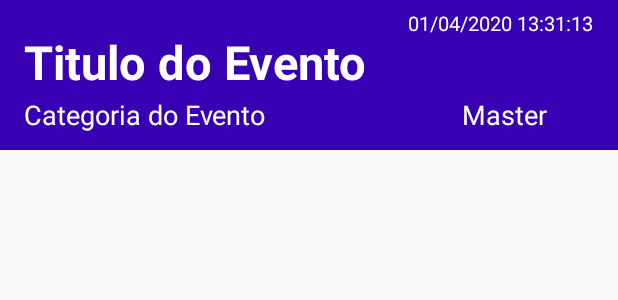
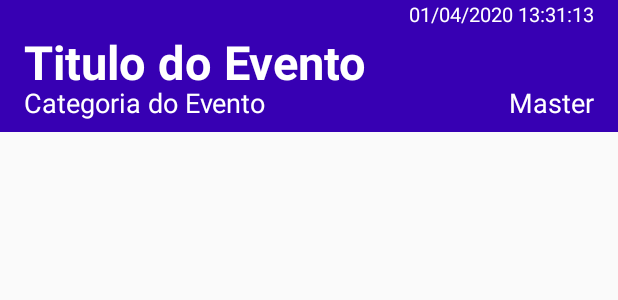
Before and after one commit to AndreValvassori/Segnum2020, an Android app: the layout recyclerview_events.xml on its own in the app's theme, with its tools: preview values and no code run, on a phone screen of 412 x 824 dp. Shown: the top 300 px of the screen. Run offline under Robolectric (Android 15) with nearby library versions, the phone set to English and light mode, and no system bars.

Commit message:
Listar Funcionando

```diff
--- a/app/src/main/AndroidManifest.xml
+++ b/app/src/main/AndroidManifest.xml
@@ -18,7 +18,8 @@
         android:supportsRtl="true"
         android:theme="@style/AppTheme"
         android:usesCleartextTraffic="true">
-        <activity android:name=".Controller.EventsActivity"></activity>
+        <activity android:name=".Controller.MainActivity"></activity>
+        <activity android:name=".Controller.EventsActivity" />
         <activity android:name=".Controller.PerfilActivity" />
         <activity android:name=".Controller.Main2Activity" />
         <!--
--- a/app/src/main/java/com/andrevalvassori/segnum2020/Controller/Main2Activity.java
+++ b/app/src/main/java/com/andrevalvassori/segnum2020/Controller/Main2Activity.java
@@ -49,6 +49,8 @@ public class Main2Activity extends AppCompatActivity implements OnMapReadyCallba
         mapFragment.getMapAsync(this);
 
         DataStore.sharedInstance().setContext(this);
+
+        btnAlertas = findViewById(R.id.btn_main_Alertas);
 
         btnAlertas.setOnClickListener(new View.OnClickListener() {
             @Override
--- a/app/src/main/java/com/andrevalvassori/segnum2020/Singleton/DataStore.java
+++ b/app/src/main/java/com/andrevalvassori/segnum2020/Singleton/DataStore.java
@@ -29,8 +29,8 @@ public class DataStore {
 
     public Boolean eventChange = true;
     public Boolean myEventChange = true;
-    public List<EventDTO> currentEvents = new ArrayList<>();
-    public List<EventDTO> currentMyEvents = new ArrayList<>();
+    public List<EventDTO> currentEvents;
+    public List<EventDTO> currentMyEvents;
     public List<EventType> eventTypes = null;
     protected DataStore(){}
 
--- a/app/src/main/res/layout/activity_events.xml
+++ b/app/src/main/res/layout/activity_events.xml
@@ -7,7 +7,7 @@
     android:orientation="vertical"
     android:background="@color/colorPrimary">
 
-    <android.support.v7.widget.RecyclerView
+    <androidx.recyclerview.widget.RecyclerView
         android:id="@+id/listEvents"
         android:layout_width="match_parent"
         android:layout_height="0dp"
--- a/app/src/main/res/layout/recyclerview_events.xml
+++ b/app/src/main/res/layout/recyclerview_events.xml
@@ -7,25 +7,24 @@
     android:layout_height="match_parent"
     android:background="@color/colorPrimaryDark"
     android:layout_marginBottom="1dp"
-    android:maxHeight="100dp">
+    android:paddingRight="16dp"
+    android:paddingLeft="16dp"
+    android:maxHeight="88dp">
 
     <TextView
         android:id="@+id/txtCreatedAt"
         android:layout_width="wrap_content"
         android:layout_height="wrap_content"
-        android:layout_marginStart="272dp"
-        android:layout_marginTop="6dp"
         android:text="01/04/2020 13:31:13"
         android:textColor="#FFF"
         android:textSize="6pt"
-        app:layout_constraintStart_toStartOf="parent"
+        app:layout_constraintEnd_toEndOf="parent"
         app:layout_constraintTop_toTopOf="parent" />
 
     <TextView
         android:id="@+id/txtEventName_List"
         android:layout_width="wrap_content"
         android:layout_height="wrap_content"
-        android:layout_marginStart="16dp"
         android:layout_marginTop="20dp"
         android:text="Titulo do Evento"
         android:textColor="#FFF"
@@ -38,8 +37,7 @@
         android:id="@+id/txtPrimaryCategory_List"
         android:layout_width="wrap_content"
         android:layout_height="wrap_content"
-        android:layout_marginStart="16dp"
-        android:layout_marginTop="64dp"
+        android:layout_marginTop="56dp"
         android:text="Categoria do Evento"
         android:textColor="#FFF"
         android:textSize="8pt"
@@ -51,12 +49,11 @@
         android:id="@+id/txtEventCreator"
         android:layout_width="wrap_content"
         android:layout_height="wrap_content"
-        android:layout_marginStart="308dp"
-        android:layout_marginTop="64dp"
+        android:layout_marginTop="56dp"
         android:text="Master"
         android:textColor="#FFF"
         android:textSize="8pt"
-        app:layout_constraintStart_toStartOf="parent"
+        app:layout_constraintEnd_toEndOf="parent"
         app:layout_constraintTop_toTopOf="parent" />
 
 </androidx.constraintlayout.widget.ConstraintLayout>
```
Also changed, not shown: app/src/main/java/com/andrevalvassori/segnum2020/Controller/MainActivity.java (added, +16 -0 lines), app/src/main/res/layout/activity_main.xml (added, +9 -0 lines).
